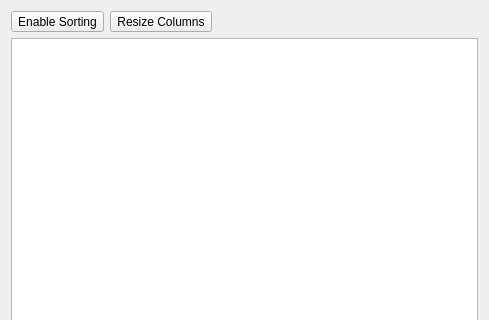
TSE-Systems/tse-analytics, file tse_analytics/views/data/data_table_widget.ui: the form before one commit; both pictures show x 0 to 489 and y 0 to 320 of the 489 by 630 pixel window.
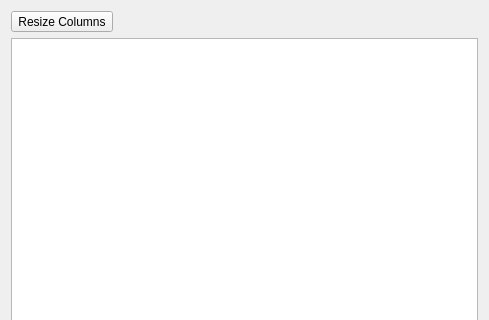
The form after the commit. Icons and pictures are not drawn.

Commit message: - Performance of table data view sorting is improved. - FIX: PCA widget visualization.

Patch:
```diff
--- a/tse_analytics/views/data/data_table_widget.ui
+++ b/tse_analytics/views/data/data_table_widget.ui
@@ -16,23 +16,6 @@
   <layout class="QVBoxLayout" name="verticalLayout">
    <item>
     <layout class="QHBoxLayout" name="horizontalLayout">
-     <item>
-      <widget class="QToolButton" name="toolButtonEnableSorting">
-       <property name="text">
-        <string>Enable Sorting</string>
-       </property>
-       <property name="icon">
-        <iconset resource="../../../resources/resources.qrc">
-         <normaloff>:/icons/icons8-sorting-16.png</normaloff>:/icons/icons8-sorting-16.png</iconset>
-       </property>
-       <property name="checkable">
-        <bool>true</bool>
-       </property>
-       <property name="toolButtonStyle">
-        <enum>Qt::ToolButtonTextBesideIcon</enum>
-       </property>
-      </widget>
-     </item>
      <item>
       <widget class="QToolButton" name="toolButtonResizeColumns">
        <property name="text">
```
Left out of the diff: 3 changed lines with no effect on the pictures. The commit also changes 5 other files.
